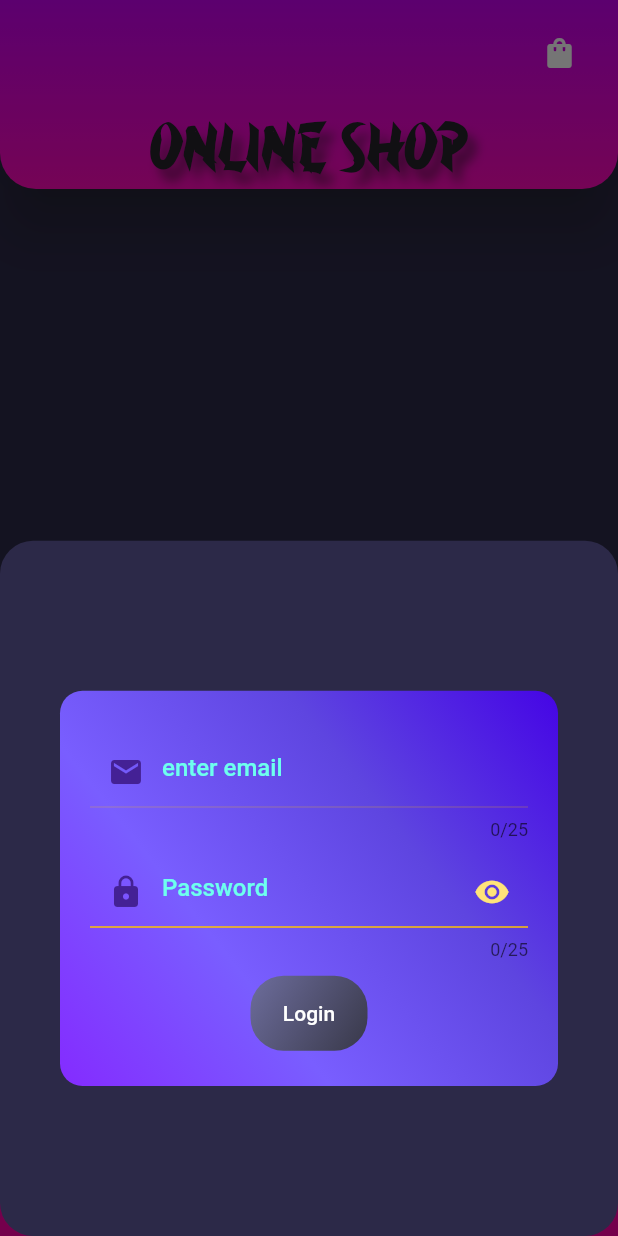
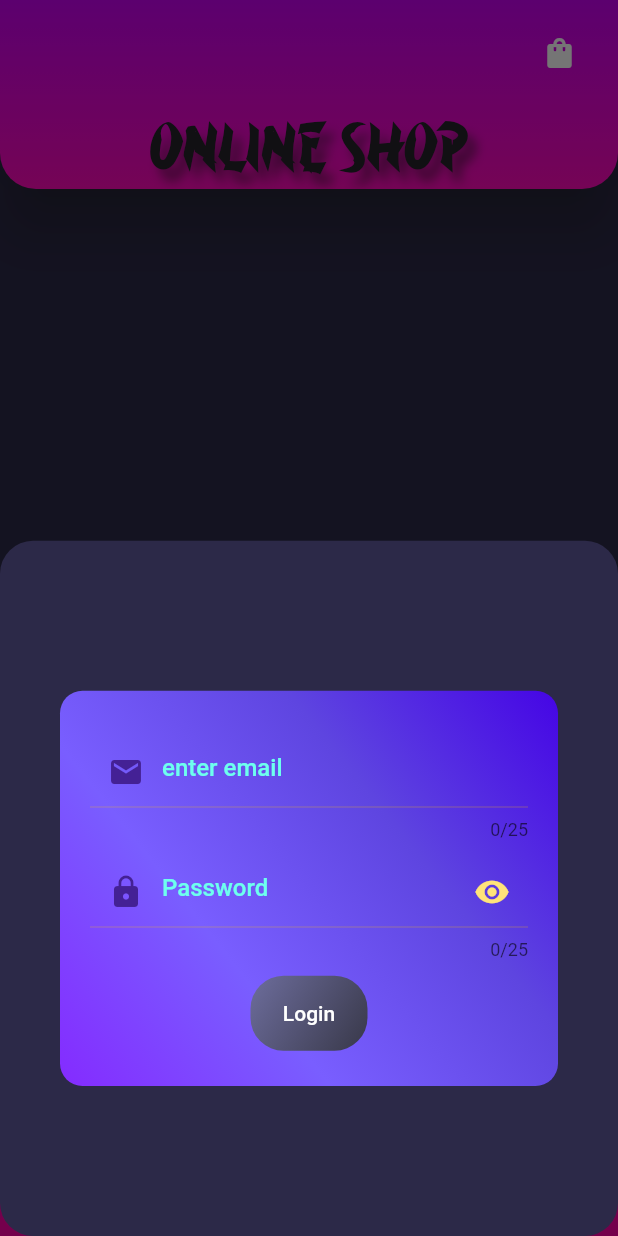
Before and after one commit to iNeedHelpX/customersmartapp, a Flutter app: the screen it shows after launch, item 3 of the bottom bar chosen, after a tap on the "shopping bag" icon, on a phone screen of 412 x 824 dp. Run offline on Flutter 3.47's test engine with Material 2 defaults, Android fonts, the phone set to English and light mode, and no system bars; drawn by our look-alikes of curved_navigation_bar; network calls fail.

Commit message:
added opacity to password feild

```diff
--- a/lib/Views/login/passwordtext.dart
+++ b/lib/Views/login/passwordtext.dart
@@ -28,7 +28,7 @@ class _PasswordTextState extends State<PasswordText> {
         hintStyle: TextStyle(color: text4, fontWeight: FontWeight.w500),
         hintText: "Password",
         enabledBorder: UnderlineInputBorder(
-          borderSide: BorderSide(color: Colors.amber),
+          borderSide: BorderSide(color: Colors.amber.withOpacity(0.2)),
         ),
         focusedBorder:
             UnderlineInputBorder(borderSide: BorderSide(color: Colors.grey)),
```
